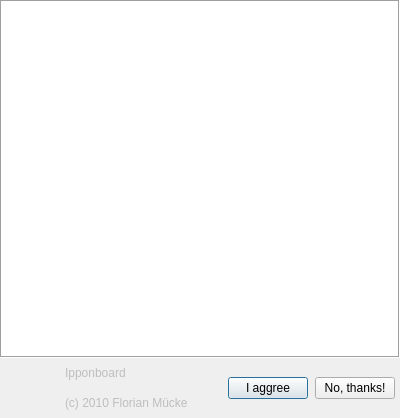
Above: widgets/splashscreen.ui from fmuecke/Ipponboard before the change. Below: the same form after it.
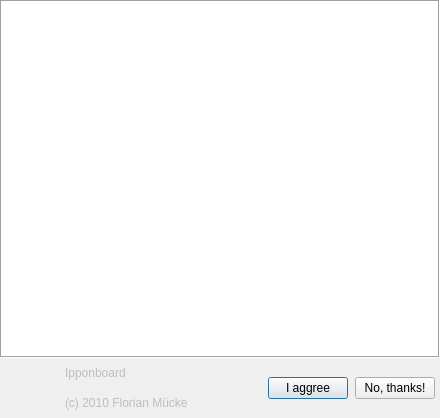
That is the form after the change. Icons and pictures are not drawn.

What changed in the file:
```diff
--- a/widgets/splashscreen.ui
+++ b/widgets/splashscreen.ui
@@ -9,7 +9,7 @@
    <rect>
     <x>0</x>
     <y>0</y>
-    <width>400</width>
+    <width>440</width>
     <height>418</height>
    </rect>
   </property>
```
